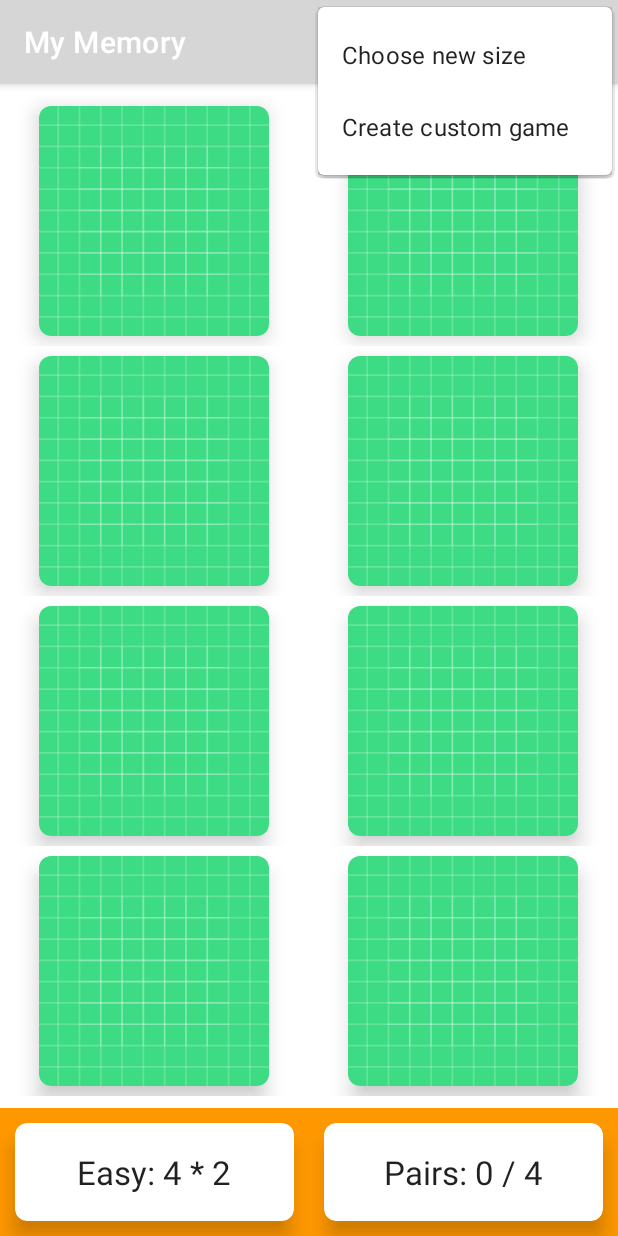
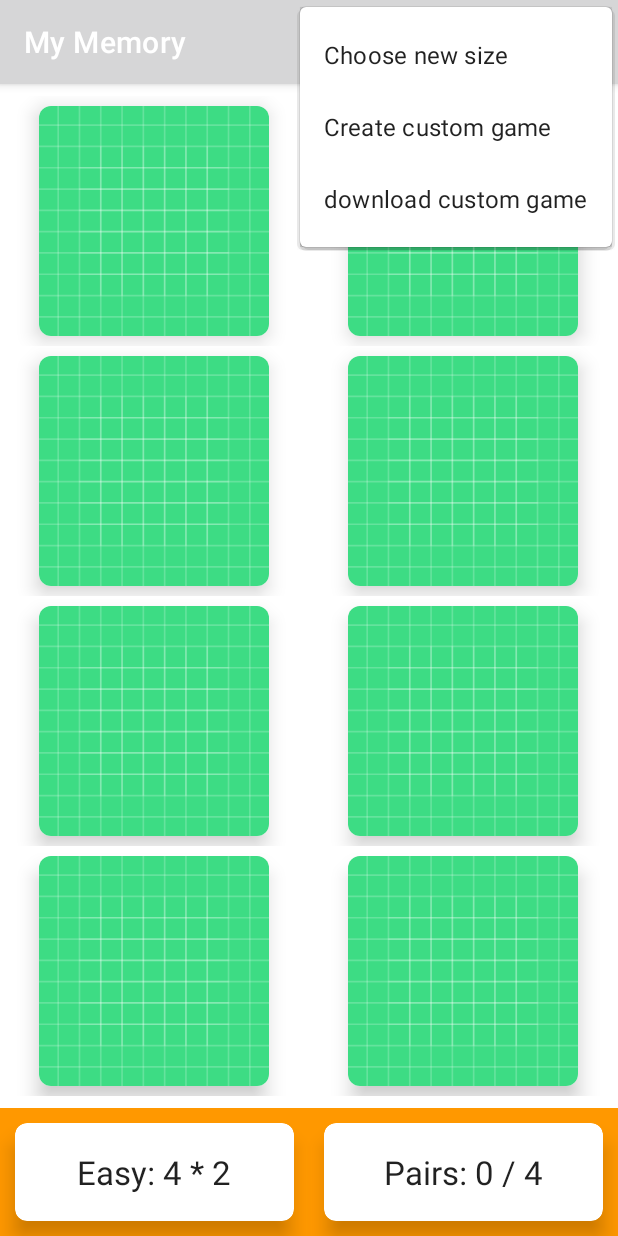
Before and after one commit to DivineUgorji/MyMemory, an Android app: the screen it shows after launch (MainActivity), with the options menu open, on a phone screen of 412 x 824 dp. Run offline under Robolectric (Android 15) with nearby library versions, the phone set to English and light mode, and no system bars; our stand-ins replace Firebase (no records; nobody signed in at launch, a user with empty details on screens opened directly), Picasso; 4 statements that could not run were skipped.

Commit message:
Add ability to download game

```diff
--- a/app/src/main/java/xyz/divineugorji/mymemory/MemoryBoardAdapter.kt
+++ b/app/src/main/java/xyz/divineugorji/mymemory/MemoryBoardAdapter.kt
@@ -64,7 +64,7 @@ class MemoryBoardAdapter(
             val memoryCard: MemoryCard = cards[position]
             if (memoryCard.isFaceUp){
                 if (memoryCard.imageUrl != null) {
-                    Picasso.get().load(memoryCard.imageUrl).into(imageButton)
+                    Picasso.get().load(memoryCard.imageUrl).placeholder(R.drawable.ic_image).into(imageButton)
                 }else{
                     imageButton.setImageResource(memoryCard.indentifier)
                 }
--- /dev/null
+++ b/app/src/main/res/drawable/ic_image.xml
@@ -0,0 +1,5 @@
+<vector android:height="24dp" android:tint="#C22055"
+    android:viewportHeight="24" android:viewportWidth="24"
+    android:width="24dp" xmlns:android="http://schemas.android.com/apk/res/android">
+    <path android:fillColor="@android:color/white" android:pathData="M21,19V5c0,-1.1 -0.9,-2 -2,-2H5c-1.1,0 -2,0.9 -2,2v14c0,1.1 0.9,2 2,2h14c1.1,0 2,-0.9 2,-2zM8.5,13.5l2.5,3.01L14.5,12l4.5,6H5l3.5,-4.5z"/>
+</vector>
--- a/app/src/main/res/layout/activity_main.xml
+++ b/app/src/main/res/layout/activity_main.xml
@@ -1,11 +1,17 @@
 <?xml version="1.0" encoding="utf-8"?>
-<androidx.constraintlayout.widget.ConstraintLayout xmlns:android="http://schemas.android.com/apk/res/android"
+
+<androidx.coordinatorlayout.widget.CoordinatorLayout
+    xmlns:android="http://schemas.android.com/apk/res/android"
     xmlns:app="http://schemas.android.com/apk/res-auto"
     xmlns:tools="http://schemas.android.com/tools"
-    android:id="@+id/clRoot"
     android:layout_width="match_parent"
     android:layout_height="match_parent"
+    android:id="@+id/clRoot"
     tools:context=".MainActivity">
+
+<androidx.constraintlayout.widget.ConstraintLayout
+    android:layout_height="match_parent"
+    android:layout_width="match_parent">
 
     <LinearLayout
         android:id="@+id/linearLayout"
@@ -69,3 +75,4 @@
         app:layout_constraintStart_toStartOf="parent"
         app:layout_constraintTop_toTopOf="parent" />
 </androidx.constraintlayout.widget.ConstraintLayout>
+</androidx.coordinatorlayout.widget.CoordinatorLayout>
--- a/app/src/main/res/menu/menu_main.xml
+++ b/app/src/main/res/menu/menu_main.xml
@@ -15,4 +15,8 @@
         android:id="@+id/mi_custom"
         android:title="Create custom game"
         app:showAsAction="never" />
+    <item
+        android:id="@+id/mi_download"
+        android:title="download custom game"
+        app:showAsAction="never" />
 </menu>
```
Also changed, not shown: app/src/main/java/xyz/divineugorji/mymemory/MainActivity.kt (+25 -6 lines), app/src/main/res/layout/dialog_download_board.xml (added, +26 -0 lines).
